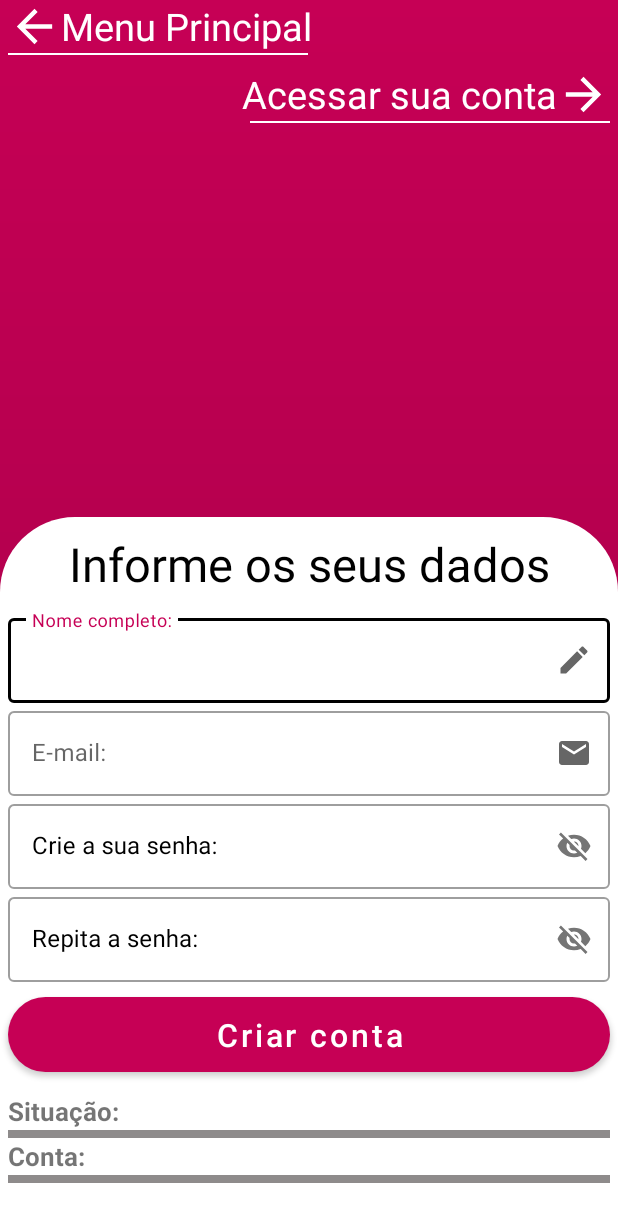
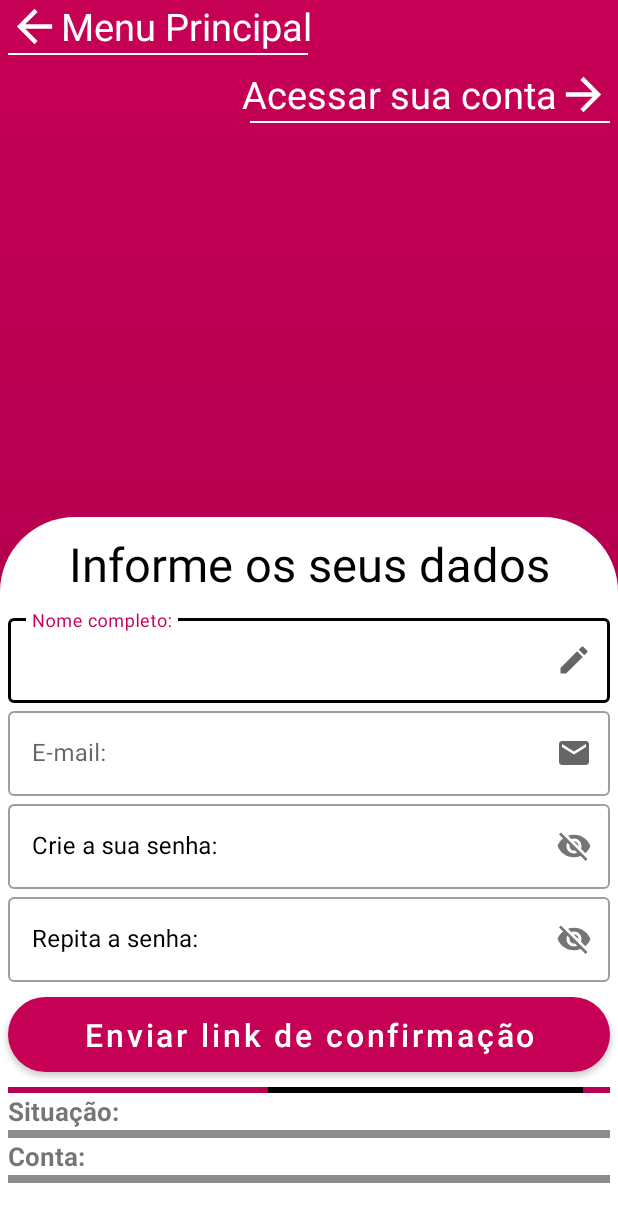
Before and after one commit to GILMARCOSSANTOS/BancoBradesil1.0, an Android app: the ActivityCriarConta screen opened directly, with no data from a screen before it, on a phone screen of 412 x 824 dp. Shown: the top 1222 px of the screen. Run offline under Robolectric (Android 15) with nearby library versions, the phone set to English and light mode, and no system bars; our stand-ins replace Firebase (no records; nobody signed in at launch, a user with empty details on screens opened directly).

```diff
--- a/app/build.gradle
+++ b/app/build.gradle
@@ -14,6 +14,7 @@ android {
         versionName "1.0"
 
         testInstrumentationRunner "androidx.test.runner.AndroidJUnitRunner"
+
     }
 
     buildTypes {
@@ -33,10 +34,10 @@ android {
 
 apply plugin: 'com.android.application'
 apply plugin: 'com.google.gms.google-services'
-apply plugin: 'kotlin-android-extensions'
 
 dependencies {
 
+    implementation 'com.google.android.gms:play-services-auth:20.1.0'
     implementation platform('com.google.firebase:firebase-bom:29.0.3')
     implementation 'androidx.core:core-ktx:1.7.0'
     implementation 'androidx.appcompat:appcompat:1.4.0'
--- a/app/src/main/java/com/example/bancobradesil10/ActivityConta.kt
+++ b/app/src/main/java/com/example/bancobradesil10/ActivityConta.kt
@@ -9,7 +9,8 @@ import android.widget.*
 import androidx.appcompat.app.AppCompatActivity
 import com.google.firebase.auth.FirebaseAuth
 import com.google.firebase.firestore.FirebaseFirestore
-import kotlinx.android.synthetic.main.activity_conta.*
+
+
 
 class ActivityConta : AppCompatActivity() {
 
--- a/app/src/main/java/com/example/bancobradesil10/MainActivity.kt
+++ b/app/src/main/java/com/example/bancobradesil10/MainActivity.kt
@@ -2,6 +2,7 @@ package com.example.bancobradesil10
 
 import android.annotation.SuppressLint
 import android.content.pm.ActivityInfo
+import android.util.Log
 import android.widget.Button
 import android.widget.CheckBox
 import android.widget.ImageButton
@@ -50,10 +51,10 @@ class MainActivity : AppCompatActivity() {
          */
        sharedPreferencesReceberDados()
 
+
     }
 
     private fun lembrarUsuario() {
-
     }
 
     private fun imageButtonEntrarContasCadastradas() {
@@ -73,7 +74,6 @@ class MainActivity : AppCompatActivity() {
     }
 
     private fun acessarConta() {
-
         val intent = Intent1(this, ActivityLogin::class.java).apply {
         }
         startActivity(intent)
--- a/app/src/main/res/layout/activity_criar_conta.xml
+++ b/app/src/main/res/layout/activity_criar_conta.xml
@@ -110,8 +110,8 @@
             android:layout_width="match_parent"
             android:layout_height="wrap_content"
             android:layout_marginStart="5dp"
+            android:layout_marginTop="10dp"
             android:layout_marginEnd="5dp"
-            android:layout_marginTop="10dp"
             android:digits="0123456789abcdefghijklmnopqrstuvwxykzABCDEFGHIJKLMNOPQRSTUVWXYK Z"
             android:hint="@string/nomeCompleto"
             android:inputType="textCapWords|textImeMultiLine"
@@ -205,15 +205,19 @@
                 android:layout_height="wrap_content" />
         </com.google.android.material.textfield.TextInputLayout>
 
+        <!--            android:text="@string/criarConta"
+         android:id="@+id/botaoCriarContaActivityCriarContaId"
+         android:id="@+id/btn_linkConfirmacao_actvt_criarConta"
+        -->
         <com.google.android.material.button.MaterialButton
-            android:id="@+id/botaoCriarContaActivityCriarContaId"
+            android:id="@+id/btn_linkConfirmacao_actvt_criarConta"
             android:layout_width="match_parent"
             android:layout_height="50dp"
             android:layout_marginStart="5dp"
             android:layout_marginTop="10dp"
             android:layout_marginEnd="5dp"
             android:background="@drawable/botao_redondo02"
-            android:text="@string/criarConta"
+            android:text="Enviar link de confirmação"
             android:textAllCaps="false"
             android:textColor="@color/white01"
             android:textSize="21sp"
@@ -227,11 +231,15 @@
             android:layout_height="wrap_content"
             android:layout_marginStart="5dp"
             android:layout_marginTop="10dp"
+            android:visibility="visible"
+            android:indeterminateDuration="15"
+            android:progress="1"
+            android:indeterminate="true"
+            app:indicatorDirectionLinear="startToEnd"
             android:layout_marginEnd="5dp"
-            android:progress="50"
-            android:visibility="invisible"
-            app:indicatorColor="@color/corSecundariaVariante"
-            app:trackColor="@color/black" />
+            app:indeterminateAnimationType="disjoint"
+            app:indicatorColor="@color/black"
+            app:trackColor="@color/corSecundariaVariante" />
 
         <com.google.android.material.textview.MaterialTextView
             android:id="@+id/textViewSituacaoContaActivityCriarContaId"
@@ -243,7 +251,7 @@
             android:textSize="17sp"
             android:textStyle="bold"
             app:layout_constraintEnd_toEndOf="parent"
-            app:layout_constraintStart_toStartOf="@id/botaoCriarContaActivityCriarContaId" />
+            app:layout_constraintStart_toStartOf="@id/btn_linkConfirmacao_actvt_criarConta" />
 
         <com.google.android.material.textview.MaterialTextView
             android:id="@+id/textViewSituacaoContaActivityCriarConta02Id"
--- a/build.gradle
+++ b/build.gradle
@@ -1,7 +1,5 @@
 // Top-level build file where you can add configuration options common to all sub-projects/modules.
 buildscript {
-
-    // ext.kotlin_version = '1.3.72'
 
     repositories {
         google()
```
Also changed, not shown: app/src/main/java/com/example/bancobradesil10/ActivityContasCadastradas.kt (+5 -5 lines), app/src/main/java/com/example/bancobradesil10/ActivityCriarConta.kt (+30 -43 lines), app/src/main/java/com/example/bancobradesil10/ActivityLogin.kt (+6 -8 lines).
